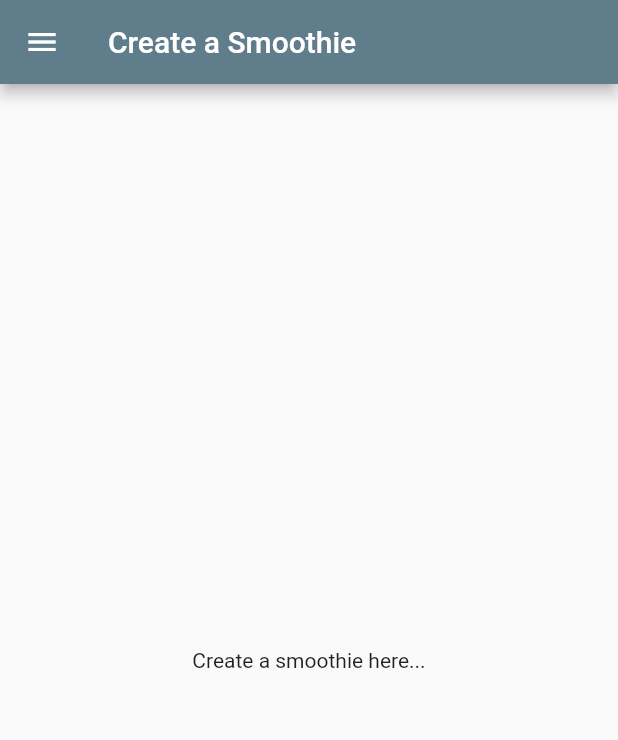
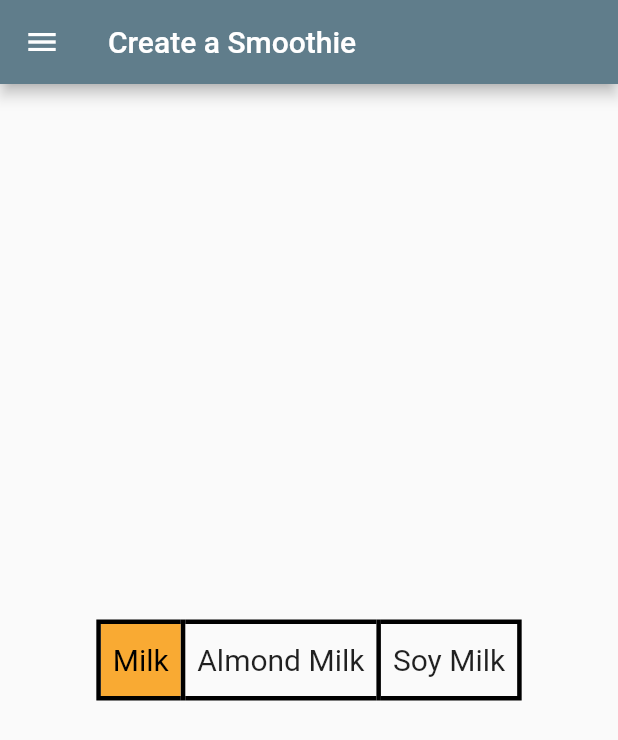
Before and after one commit to Empyreus/Custom, a Flutter app: the screen it shows after launch, after a tap on "Smoothie", on a phone screen of 412 x 824 dp. Shown: the top 740 px of the screen. Run offline on Flutter 3.47's test engine with Material 2 defaults, Android fonts, the phone set to English and light mode, and no system bars.

Commit message:
added base selection

```diff
--- a/custom_app/lib/main.dart
+++ b/custom_app/lib/main.dart
@@ -89,7 +89,6 @@ class _HomeState extends State<Home> {
                   style: TextStyle(fontSize: 50)
               ),
             ),
-            const SizedBox(height: 30),
           ],
         ),
       ),
--- a/custom_app/lib/pages/cas.dart
+++ b/custom_app/lib/pages/cas.dart
@@ -7,7 +7,13 @@ class CreateASmoothie extends StatefulWidget {
 }
 
 class _CASState extends State<CreateASmoothie> {
+  List<bool> isSelected;
 
+  @override
+  void initState() {
+    isSelected = [true, false, false];
+    super.initState();
+  }
   @override
   Widget build(BuildContext context) {
     return Scaffold(
@@ -54,8 +60,54 @@ class _CASState extends State<CreateASmoothie> {
         title: Text('Create a Smoothie'),
       ),
       body: Center(
-        child: Text('Create a smoothie here...'),
-      )
+        child: Column(
+          mainAxisAlignment: MainAxisAlignment.center,
+          children: <Widget>[
+            ToggleButtons(
+              borderColor: Colors.black,
+              fillColor: Color(0xFFF9AA33),
+              borderWidth: 3,
+              selectedBorderColor: Colors.black,
+              selectedColor: Colors.black,
+              children: <Widget>[
+                Padding(
+                  padding: const EdgeInsets.all(8.0),
+                  child: Text(
+                    'Milk',
+                    style: TextStyle(fontSize: 20),
+                  ),
+                ),
+                Padding(
+                  padding: const EdgeInsets.all(8.0),
+                  child: Text(
+                    'Almond Milk',
+                    style: TextStyle(fontSize: 20),
+                  ),
+                ),
+                Padding(
+                  padding: const EdgeInsets.all(8.0),
+                  child: Text(
+                    'Soy Milk',
+                    style: TextStyle(fontSize: 20),
+                  ),
+                ),
+              ],
+              onPressed: (int index) {
+                setState(() {
+                  for (int i = 0; i < isSelected.length; i++) {
+                    if (i == index) {
+                      isSelected[i] = true;
+                    } else {
+                      isSelected[i] = false;
+                    }
+                  }
+                });
+              },
+              isSelected: isSelected,
+            ),
+          ],
+        ),
+      ),
     );
   }
 }
```
